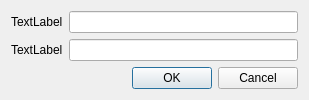
SpaceWind/cyber_jihad_bot_client, file twostringinputdialog.ui: the form before one commit.
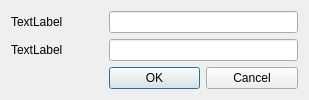
The form after the commit.

Diff of the .ui file:
```diff
--- a/twostringinputdialog.ui
+++ b/twostringinputdialog.ui
@@ -14,26 +14,6 @@
    <string>Input</string>
   </property>
   <layout class="QGridLayout" name="gridLayout">
-   <item row="0" column="0">
-    <widget class="QLabel" name="label">
-     <property name="text">
-      <string>TextLabel</string>
-     </property>
-    </widget>
-   </item>
-   <item row="2" column="0" colspan="2">
-    <widget class="QDialogButtonBox" name="buttonBox">
-     <property name="orientation">
-      <enum>Qt::Horizontal</enum>
-     </property>
-     <property name="standardButtons">
-      <set>QDialogButtonBox::Cancel|QDialogButtonBox::Ok</set>
-     </property>
-    </widget>
-   </item>
-   <item row="0" column="1">
-    <widget class="QLineEdit" name="lineEdit"/>
-   </item>
    <item row="1" column="0">
     <widget class="QLabel" name="label_2">
      <property name="text">
@@ -41,13 +21,41 @@
      </property>
     </widget>
    </item>
-   <item row="1" column="1">
+   <item row="0" column="0">
+    <widget class="QLabel" name="label">
+     <property name="text">
+      <string>TextLabel</string>
+     </property>
+    </widget>
+   </item>
+   <item row="2" column="1">
+    <widget class="QPushButton" name="OkButton">
+     <property name="text">
+      <string>OK</string>
+     </property>
+    </widget>
+   </item>
+   <item row="2" column="2">
+    <widget class="QPushButton" name="CancelButton">
+     <property name="text">
+      <string>Cancel</string>
+     </property>
+    </widget>
+   </item>
+   <item row="1" column="1" colspan="2">
     <widget class="QLineEdit" name="lineEdit_2">
      <property name="echoMode">
       <enum>QLineEdit::Password</enum>
      </property>
     </widget>
    </item>
+   <item row="0" column="1" colspan="2">
+    <widget class="QLineEdit" name="lineEdit">
+     <property name="clearButtonEnabled">
+      <bool>false</bool>
+     </property>
+    </widget>
+   </item>
   </layout>
  </widget>
  <resources/>
```
Left out of the diff: 41 changed lines with no effect on the pictures.
